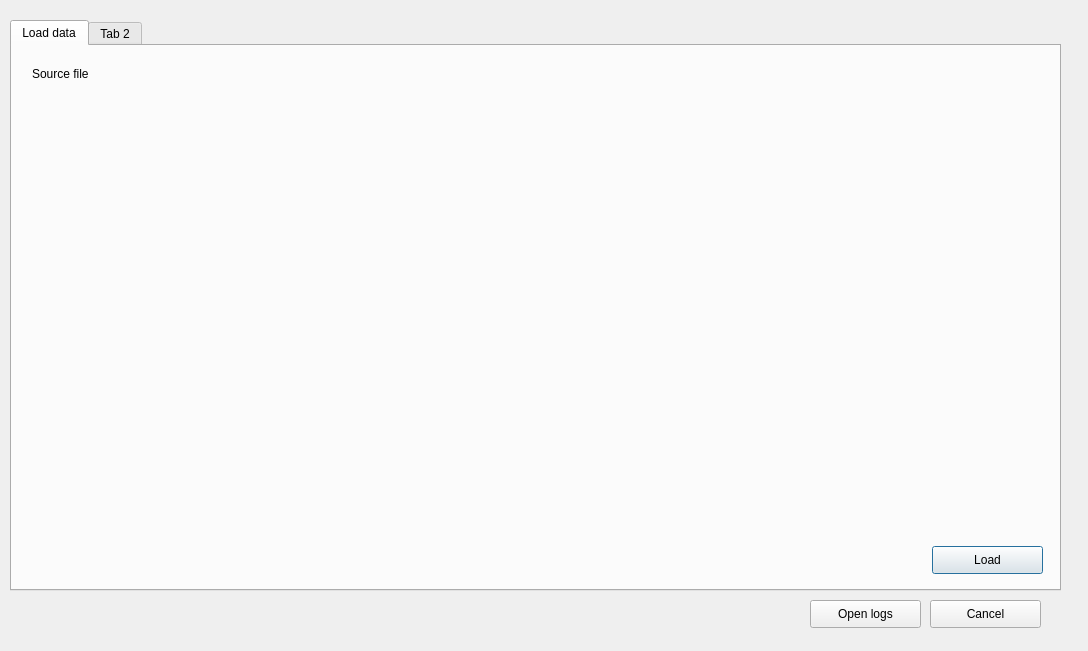
Qt form qgis3_plugin/faa_dof_manager/faa_dof_manager_dialog_base.ui (strpaw/qgis3-faa-dof-postgis) before a commit.
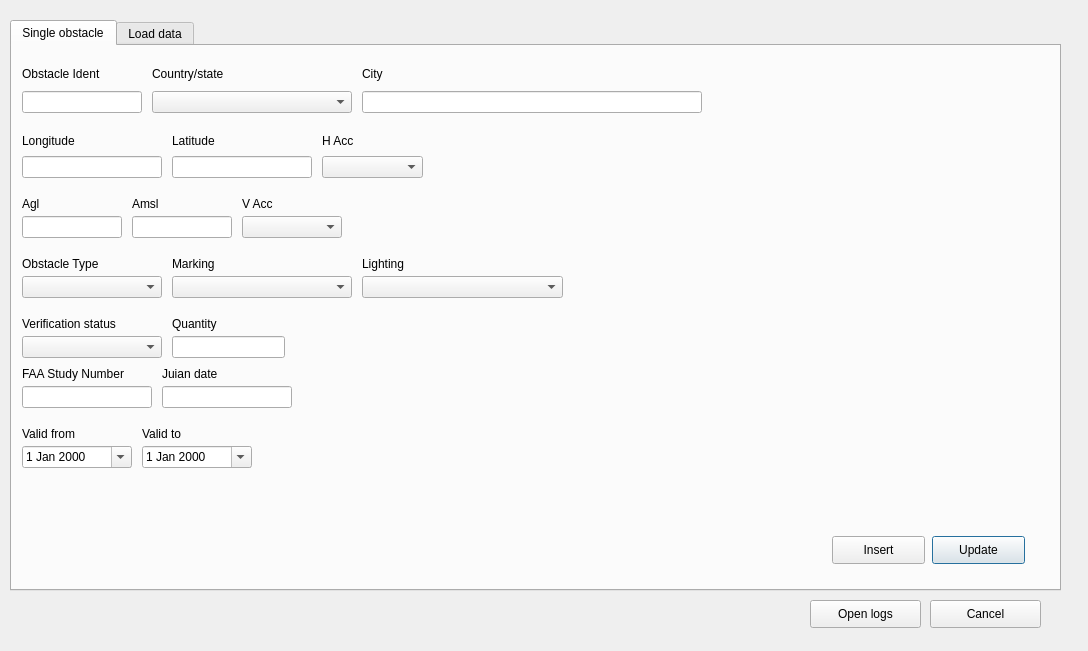
The same form after that commit. Custom widgets are drawn as their Qt base class.

Commit message: feat: Single obstacle mode GUI

What changed in the file:
```diff
--- a/qgis3_plugin/faa_dof_manager/faa_dof_manager_dialog_base.ui
+++ b/qgis3_plugin/faa_dof_manager/faa_dof_manager_dialog_base.ui
@@ -22,34 +22,515 @@
      <height>571</height>
     </rect>
    </property>
-   <widget class="QWidget" name="tabLoadDataMode">
+   <property name="tabShape">
+    <enum>QTabWidget::Rounded</enum>
+   </property>
+   <property name="currentIndex">
+    <number>0</number>
+   </property>
+   <widget class="QWidget" name="tabSingleObstacleMode">
+    <attribute name="title">
+     <string>Single obstacle</string>
+    </attribute>
+    <widget class="QLabel" name="labelCity">
+     <property name="geometry">
+      <rect>
+       <x>350</x>
+       <y>20</y>
+       <width>340</width>
+       <height>16</height>
+      </rect>
+     </property>
+     <property name="text">
+      <string>City</string>
+     </property>
+    </widget>
+    <widget class="QLineEdit" name="lineEditCity">
+     <property name="geometry">
+      <rect>
+       <x>350</x>
+       <y>45</y>
+       <width>340</width>
+       <height>22</height>
+      </rect>
+     </property>
+    </widget>
+    <widget class="QComboBox" name="comboBoxCountryState">
+     <property name="geometry">
+      <rect>
+       <x>140</x>
+       <y>45</y>
+       <width>200</width>
+       <height>22</height>
+      </rect>
+     </property>
+    </widget>
+    <widget class="QLineEdit" name="lineEditObstacleIdent">
+     <property name="geometry">
+      <rect>
+       <x>10</x>
+       <y>45</y>
+       <width>120</width>
+       <height>22</height>
+      </rect>
+     </property>
+     <property name="maxLength">
+      <number>6</number>
+     </property>
+    </widget>
+    <widget class="QLabel" name="labelIdent">
+     <property name="geometry">
+      <rect>
+       <x>10</x>
+       <y>20</y>
+       <width>120</width>
+       <height>16</height>
+      </rect>
+     </property>
+     <property name="text">
+      <string>Obstacle Ident</string>
+     </property>
+    </widget>
+    <widget class="QLabel" name="labelCountryState">
+     <property name="geometry">
+      <rect>
+       <x>140</x>
+       <y>20</y>
+       <width>200</width>
+       <height>16</height>
+      </rect>
+     </property>
+     <property name="text">
+      <string>Country/state</string>
+     </property>
+    </widget>
+    <widget class="QLabel" name="labelHorAcc">
+     <property name="geometry">
+      <rect>
+       <x>310</x>
+       <y>87</y>
+       <width>55</width>
+       <height>16</height>
+      </rect>
+     </property>
+     <property name="text">
+      <string>H Acc</string>
+     </property>
+    </widget>
+    <widget class="QLabel" name="labelLongitude">
+     <property name="geometry">
+      <rect>
+       <x>10</x>
+       <y>87</y>
+       <width>55</width>
+       <height>16</height>
+      </rect>
+     </property>
+     <property name="text">
+      <string>Longitude</string>
+     </property>
+    </widget>
+    <widget class="QLineEdit" name="lineEditLongitude">
+     <property name="geometry">
+      <rect>
+       <x>10</x>
+       <y>110</y>
+       <width>140</width>
+       <height>22</height>
+      </rect>
+     </property>
+    </widget>
+    <widget class="QComboBox" name="comboBoxHorAcc">
+     <property name="geometry">
+      <rect>
+       <x>310</x>
+       <y>110</y>
+       <width>101</width>
+       <height>22</height>
+      </rect>
+     </property>
+    </widget>
+    <widget class="QLabel" name="labelLatitude">
+     <property name="geometry">
+      <rect>
+       <x>160</x>
+       <y>87</y>
+       <width>45</width>
+       <height>16</height>
+      </rect>
+     </property>
+     <property name="text">
+      <string>Latitude</string>
+     </property>
+    </widget>
+    <widget class="QLineEdit" name="lineEditLatitude">
+     <property name="enabled">
+      <bool>true</bool>
+     </property>
+     <property name="geometry">
+      <rect>
+       <x>160</x>
+       <y>110</y>
+       <width>140</width>
+       <height>22</height>
+      </rect>
+     </property>
+    </widget>
+    <widget class="QLabel" name="labelAgl">
+     <property name="geometry">
+      <rect>
+       <x>10</x>
+       <y>150</y>
+       <width>55</width>
+       <height>16</height>
+      </rect>
+     </property>
+     <property name="text">
+      <string>Agl</string>
+     </property>
+    </widget>
+    <widget class="QLineEdit" name="lineEditAgl">
+     <property name="geometry">
+      <rect>
+       <x>10</x>
+       <y>170</y>
+       <width>100</width>
+       <height>22</height>
+      </rect>
+     </property>
+    </widget>
+    <widget class="QLabel" name="labelAmsl">
+     <property name="geometry">
+      <rect>
+       <x>120</x>
+       <y>150</y>
+       <width>55</width>
+       <height>16</height>
+      </rect>
+     </property>
+     <property name="text">
+      <string>Amsl</string>
+     </property>
+    </widget>
+    <widget class="QComboBox" name="comboBoxVertAcc">
+     <property name="geometry">
+      <rect>
+       <x>230</x>
+       <y>170</y>
+       <width>100</width>
+       <height>22</height>
+      </rect>
+     </property>
+    </widget>
+    <widget class="QLineEdit" name="lineEditAmsl">
+     <property name="geometry">
+      <rect>
+       <x>120</x>
+       <y>170</y>
+       <width>100</width>
+       <height>22</height>
+      </rect>
+     </property>
+    </widget>
+    <widget class="QLabel" name="labelVertAcc">
+     <property name="geometry">
+      <rect>
+       <x>230</x>
+       <y>150</y>
+       <width>55</width>
+       <height>16</height>
+      </rect>
+     </property>
+     <property name="text">
+      <string>V Acc</string>
+     </property>
+    </widget>
+    <widget class="QComboBox" name="comboBoxLighting">
+     <property name="geometry">
+      <rect>
+       <x>350</x>
+       <y>230</y>
+       <width>201</width>
+       <height>22</height>
+      </rect>
+     </property>
+    </widget>
+    <widget class="QLabel" name="labelMarking">
+     <property name="geometry">
+      <rect>
+       <x>160</x>
+       <y>210</y>
+       <width>55</width>
+       <height>16</height>
+      </rect>
+     </property>
+     <property name="text">
+      <string>Marking</string>
+     </property>
+    </widget>
+    <widget class="QLabel" name="labelLighting">
+     <property name="geometry">
+      <rect>
+       <x>350</x>
+       <y>210</y>
+       <width>55</width>
+       <height>16</height>
+      </rect>
+     </property>
+     <property name="text">
+      <string>Lighting</string>
+     </property>
+    </widget>
+    <widget class="QLabel" name="labelObstacleType">
+     <property name="geometry">
+      <rect>
+       <x>10</x>
+       <y>210</y>
+       <width>91</width>
+       <height>16</height>
+      </rect>
+     </property>
+     <property name="text">
+      <string>Obstacle Type</string>
+     </property>
+    </widget>
+    <widget class="QComboBox" name="comboBoxObstacleType">
+     <property name="geometry">
+      <rect>
+       <x>10</x>
+       <y>230</y>
+       <width>140</width>
+       <height>22</height>
+      </rect>
+     </property>
+    </widget>
+    <widget class="QComboBox" name="comboBoxMarking">
+     <property name="geometry">
+      <rect>
+       <x>160</x>
+       <y>230</y>
+       <width>180</width>
+       <height>22</height>
+      </rect>
+     </property>
+    </widget>
+    <widget class="QComboBox" name="comboBoxVerificationStatus">
+     <property name="geometry">
+      <rect>
+       <x>10</x>
+       <y>290</y>
+       <width>140</width>
+       <height>22</height>
+      </rect>
+     </property>
+    </widget>
+    <widget class="QLineEdit" name="lineEditQuantity">
+     <property name="geometry">
+      <rect>
+       <x>160</x>
+       <y>290</y>
+       <width>113</width>
+       <height>22</height>
+      </rect>
+     </property>
+    </widget>
+    <widget class="QLabel" name="labelVerificationStatus">
+     <property name="geometry">
+      <rect>
+       <x>10</x>
+       <y>270</y>
+       <width>111</width>
+       <height>16</height>
+      </rect>
+     </property>
+     <property name="text">
+      <string>Verification status</string>
+     </property>
+    </widget>
+    <widget class="QLabel" name="labelQuantity">
+     <property name="geometry">
+      <rect>
+       <x>160</x>
+       <y>270</y>
+       <width>55</width>
+       <height>16</height>
+      </rect>
+     </property>
+     <property name="text">
+      <string>Quantity</string>
+     </property>
+    </widget>
+    <widget class="QLineEdit" name="lineEditFAAStudyNumber">
+     <property name="geometry">
+      <rect>
+       <x>10</x>
+       <y>340</y>
+       <width>130</width>
+       <height>22</height>
+      </rect>
+     </property>
+     <property name="maxLength">
+      <number>14</number>
+     </property>
+    </widget>
+    <widget class="QLabel" name="labelFAAStudyNumber">
+     <property name="geometry">
+      <rect>
+       <x>10</x>
+       <y>320</y>
+       <width>131</width>
+       <height>16</height>
+      </rect>
+     </property>
+     <property name="text">
+      <string>FAA Study Number</string>
+     </property>
+    </widget>
+    <widget class="QLabel" name="labelJulianDate">
+     <property name="geometry">
+      <rect>
+       <x>150</x>
+       <y>320</y>
+       <width>131</width>
+       <height>16</height>
+      </rect>
+     </property>
+     <property name="text">
+      <string>Juian date</string>
+     </property>
+    </widget>
+    <widget class="QLineEdit" name="lineEditJulianDate">
+     <property name="geometry">
+      <rect>
+       <x>150</x>
+       <y>340</y>
+       <width>130</width>
+       <height>22</height>
+      </rect>
+     </property>
+     <property name="maxLength">
+      <number>14</number>
+     </property>
+    </widget>
+    <widget class="QDateEdit" name="dateEditValidFrom">
+     <property name="geometry">
+      <rect>
+       <x>10</x>
+       <y>400</y>
+       <width>110</width>
+       <height>22</height>
+      </rect>
+     </property>
+     <property name="readOnly">
+      <bool>false</bool>
+     </property>
+     <property name="calendarPopup">
+      <bool>true</bool>
+     </property>
+    </widget>
+    <widget class="QLabel" name="labelValidFrom">
+     <property name="geometry">
+      <rect>
+       <x>10</x>
+       <y>380</y>
+       <width>110</width>
+       <height>16</height>
+      </rect>
+     </property>
+     <property name="text">
+      <string>Valid from</string>
+     </property>
+    </widget>
+    <widget class="QLabel" name="label_2">
+     <property name="geometry">
+      <rect>
+       <x>130</x>
+       <y>380</y>
+       <width>110</width>
+       <height>16</height>
+      </rect>
+     </property>
+     <property name="text">
+      <string>Valid to</string>
+     </property>
+    </widget>
+    <widget class="QDateEdit" name="dateEditValidTo">
+     <property name="geometry">
+      <rect>
+       <x>130</x>
+       <y>400</y>
+       <width>110</width>
+       <height>22</height>
+      </rect>
+     </property>
+     <property name="readOnly">
+      <bool>false</bool>
+     </property>
+     <property name="calendarPopup">
+      <bool>true</bool>
+     </property>
+    </widget>
+    <widget class="QPushButton" name="pushButtonUpdate">
+     <property name="enabled">
+      <bool>true</bool>
+     </property>
+     <property name="geometry">
+      <rect>
+       <x>920</x>
+       <y>490</y>
+       <width>93</width>
+       <height>28</height>
+      </rect>
+     </property>
+     <property name="text">
+      <string>Update</string>
+     </property>
+    </widget>
+    <widget class="QPushButton" name="pushButtonInsert">
+     <property name="geometry">
+      <rect>
+       <x>820</x>
+       <y>490</y>
+       <width>93</width>
+       <height>28</height>
+      </rect>
+     </property>
+     <property name="text">
+      <string>Insert</string>
+     </property>
+    </widget>
+   </widget>
+   <widget class="QWidget" name="tab">
     <attribute name="title">
      <string>Load data</string>
     </attribute>
+    <widget class="QLabel" name="labelLoadSourceFile">
+     <property name="geometry">
+      <rect>
+       <x>10</x>
+       <y>20</y>
+       <width>71</width>
+       <height>16</height>
+      </rect>
+     </property>
+     <property name="text">
+      <string>Source file</string>
+     </property>
+    </widget>
     <widget class="QgsFileWidget" name="mQgsFileWidgetSourceFile">
      <property name="geometry">
       <rect>
-       <x>20</x>
+       <x>10</x>
        <y>40</y>
        <width>1001</width>
        <height>27</height>
       </rect>
      </property>
     </widget>
-    <widget class="QLabel" name="labelLoadSourceFile">
-     <property name="geometry">
-      <rect>
-       <x>20</x>
-       <y>20</y>
-       <width>71</width>
-       <height>16</height>
-      </rect>
+    <widget class="QPushButton" name="pushButtonLoadData_2">
+     <property name="enabled">
+      <bool>true</bool>
      </property>
-     <property name="text">
-      <string>Source file</string>
-     </property>
-    </widget>
-    <widget class="QPushButton" name="pushButtonLoadData">
      <property name="geometry">
       <rect>
        <x>920</x>
@@ -63,11 +544,6 @@
      </property>
     </widget>
    </widget>
-   <widget class="QWidget" name="tab_2">
-    <attribute name="title">
-     <string>Tab 2</string>
-    </attribute>
-   </widget>
   </widget>
   <widget class="QPushButton" name="pushButtonCancel">
    <property name="geometry">
```
Left out of the diff: 29 changed lines with no effect on the pictures.
